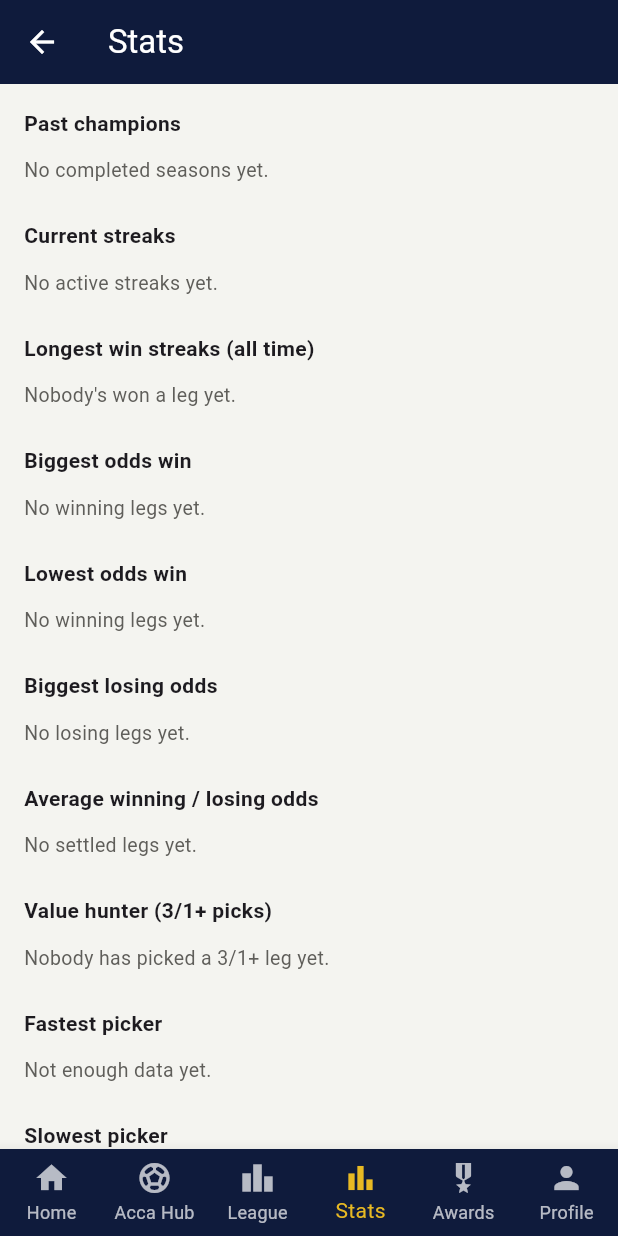
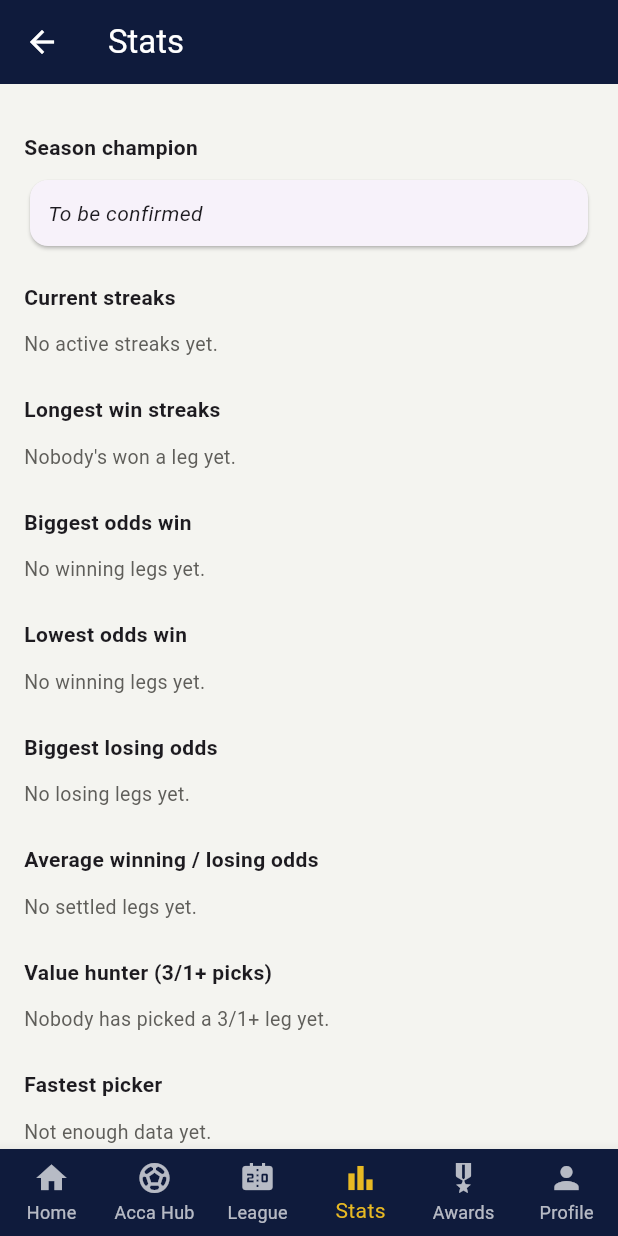
Before and after one commit to andygill4843-source/AccaCentralFlutter, a Flutter app: the MainTabScaffold screen opened directly with empty values, after a tap on "Stats", on a phone screen of 412 x 824 dp. Run offline on Flutter 3.47's test engine with Material 3 defaults, Android fonts, the phone set to English and light mode, and no system bars; our stand-ins replace cloud_firestore, firebase_auth, firebase_core, shared_preferences; accounts and stored records are empty.

Commit message:
Add League table to Home grid, update icon, fix multi-season stats and dropdown

```diff
--- a/lib/home_screen.dart
+++ b/lib/home_screen.dart
@@ -154,6 +154,14 @@ class _HomeScreenState extends State<HomeScreen> {
                         ),
                         const SizedBox(width: 12),
                         Expanded(
+                          child: _navButton(icon: Icons.scoreboard, label: 'League table', onTap: () => widget.onNavigateToTab(2)),
+                        ),
+                      ],
+                    ),
+                    const SizedBox(height: 12),
+                    Row(
+                      children: [
+                        Expanded(
                           child: _navButton(
                             icon: Icons.person,
                             label: 'Profile',
@@ -162,12 +170,15 @@ class _HomeScreenState extends State<HomeScreen> {
                             ),
                           ),
                         ),
+                        const SizedBox(width: 12),
+                        const Expanded(child: SizedBox()), // empty spacer, keeps Profile the same width as the others
                       ],
                     ),
                   ],
                 ),
     );
   }
+
   Widget _navButton({required IconData icon, required String label, required VoidCallback onTap}) {
     return InkWell(
       onTap: onTap,
--- a/lib/main_tab_scaffold.dart
+++ b/lib/main_tab_scaffold.dart
@@ -48,7 +48,7 @@ class _MainTabScaffoldState extends State<MainTabScaffold> {
         items: const [
           BottomNavigationBarItem(icon: Icon(Icons.home), label: 'Home'),
           BottomNavigationBarItem(icon: Icon(Icons.sports_soccer), label: 'Acca Hub'),
-          BottomNavigationBarItem(icon: Icon(Icons.leaderboard), label: 'League'),
+          BottomNavigationBarItem(icon: Icon(Icons.scoreboard), label: 'League'),
           BottomNavigationBarItem(icon: Icon(Icons.bar_chart), label: 'Stats'),
           BottomNavigationBarItem(icon: Icon(Icons.military_tech), label: 'Awards'),
           BottomNavigationBarItem(icon: Icon(Icons.person), label: 'Profile'),
--- a/lib/stats_screen.dart
+++ b/lib/stats_screen.dart
@@ -14,10 +14,21 @@ class StatsScreen extends StatefulWidget {
 }
 
 class _StatsScreenState extends State<StatsScreen> {
+  // Raw data, fetched once — filtering by season happens locally, no refetch.
+  List<Member> rawMembers = [];
+  List<AccumulatorLeg> rawLegs = [];
+  List<GameWeek> rawGameWeeks = [];
+  List<SeasonWinner> rawSeasonWinners = [];
+  String? teamCurrentSeason;
+
+  // Derived, recomputed whenever selectedSeason changes.
   List<LeagueTableEntry> entries = [];
   List<MemberStats> memberStats = [];
   List<(BetType, int)> betTypeCounts = [];
-  List<SeasonWinner> pastChampions = [];
+  List<String> allSeasons = [];
+  String? selectedSeason;
+  SeasonWinner? seasonChampion;
+
   bool isLoading = true;
   String? errorMessage;
 
@@ -28,34 +39,69 @@ class _StatsScreenState extends State<StatsScreen> {
   }
 
   Future<void> load() async {
+    setState(() {
+      isLoading = true;
+      errorMessage = null;
+    });
     try {
       final team = await FirestoreService.instance.fetchTeam(widget.teamId);
       final members = await FirestoreService.instance.fetchMembers(widget.teamId);
       final legs = await FirestoreService.instance.fetchLegs(widget.teamId);
       final gameWeeks = await FirestoreService.instance.fetchGameWeeks(widget.teamId);
+      final seasonWinners = await FirestoreService.instance.fetchSeasonWinners(widget.teamId);
 
-      final currentSeasonGameWeekIds = gameWeeks
-          .where((g) => g.season == team?.season)
-          .map((g) => g.id)
-          .toSet();
-      final currentSeasonLegs = legs.where((l) => currentSeasonGameWeekIds.contains(l.gameWeekId)).toList();
-      final currentSeasonGameWeeks = gameWeeks.where((g) => g.season == team?.season).toList();
+      rawMembers = members;
+      rawLegs = legs;
+      rawGameWeeks = gameWeeks;
+      rawSeasonWinners = seasonWinners;
+      teamCurrentSeason = team?.season;
 
-      final champions = await FirestoreService.instance.fetchSeasonWinners(widget.teamId);
+      selectedSeason ??= teamCurrentSeason;
 
-      setState(() {
-        entries = ScoringEngine.buildLeagueTable(members: members, legs: currentSeasonLegs);
-        memberStats = MemberStatsEngine.buildMemberStats(members: members, legs: currentSeasonLegs, gameWeeks: currentSeasonGameWeeks);
-        betTypeCounts = ScoringEngine.betTypePopularity(currentSeasonLegs);
-        pastChampions = champions;
-        isLoading = false;
-      });
+      recompute();
+
+      setState(() => isLoading = false);
     } catch (e) {
       setState(() {
         errorMessage = e.toString();
         isLoading = false;
       });
     }
+  }
+
+  void recompute() {
+    final seasonsFromGameWeeks = rawGameWeeks.map((g) => g.season).toSet();
+    final seasonsFromWinners = rawSeasonWinners.map((w) => w.season).toSet();
+    final combined = <String>{
+      ...seasonsFromGameWeeks,
+      ...seasonsFromWinners,
+      if (teamCurrentSeason != null) teamCurrentSeason!,
+    }..removeWhere((s) => s.isEmpty);
+    allSeasons = combined.toList()..sort((a, b) => b.compareTo(a)); // most recent first
+
+    final season = selectedSeason;
+    final seasonGameWeekIds = rawGameWeeks.where((g) => g.season == season).map((g) => g.id).toSet();
+    final seasonLegs = rawLegs.where((l) => seasonGameWeekIds.contains(l.gameWeekId)).toList();
+    final seasonGameWeeks = rawGameWeeks.where((g) => g.season == season).toList();
+
+    entries = ScoringEngine.buildLeagueTable(members: rawMembers, legs: seasonLegs);
+    memberStats = MemberStatsEngine.buildMemberStats(members: rawMembers, legs: seasonLegs, gameWeeks: seasonGameWeeks);
+    betTypeCounts = ScoringEngine.betTypePopularity(seasonLegs);
+
+    if (season == teamCurrentSeason) {
+      seasonChampion = null; // shown as "To be confirmed"
+    } else {
+      final match = rawSeasonWinners.where((w) => w.season == season);
+      seasonChampion = match.isNotEmpty ? match.first : null; // null here means genuinely not recorded
+    }
+  }
+
+  void onSeasonChanged(String? newSeason) {
+    if (newSeason == null) return;
+    setState(() {
+      selectedSeason = newSeason;
+      recompute();
+    });
   }
 
   List<LeagueTableEntry> get currentStreakLeaders =>
@@ -128,17 +174,47 @@ class _StatsScreenState extends State<StatsScreen> {
                   child: ListView(
                     padding: const EdgeInsets.all(16),
                     children: [
-                      _sectionHeader('Past champions'),
-                      if (pastChampions.isEmpty)
-                        _emptyNote('No completed seasons yet.')
-                      else
-                        for (final champion in pastChampions)
-                          ListTile(
-                            leading: const Icon(Icons.emoji_events, color: AccaColors.gold),
-                            title: Text(champion.winnerDisplayName),
-                            subtitle: Text(champion.season),
-                            trailing: Text('${champion.totalBasePoints} pts', style: TextStyle(color: AccaColors.textSecondary)),
+                      if (allSeasons.isNotEmpty)
+                        DropdownButtonFormField<String>(
+                          value: selectedSeason,
+                          decoration: const InputDecoration(
+                            labelText: 'Season',
+                            filled: true,
+                            fillColor: Colors.white,
+                            border: OutlineInputBorder(),
                           ),
+                          items: allSeasons
+                              .map((s) => DropdownMenuItem(value: s, child: Text(s)))
+                              .toList(),
+                          onChanged: onSeasonChanged,
+                        ),
+                      const SizedBox(height: 16),
+
+                      _sectionHeader('Season champion'),
+                      Card(
+                        child: Padding(
+                          padding: const EdgeInsets.all(12),
+                          child: selectedSeason == teamCurrentSeason
+                              ? const Text('To be confirmed', style: TextStyle(fontSize: 14, fontStyle: FontStyle.italic))
+                              : seasonChampion != null
+                                  ? Row(
+                                      children: [
+                                        const Icon(Icons.emoji_events, color: AccaColors.gold),
+                                        const SizedBox(width: 8),
+                                        Expanded(
+                                          child: Column(
+                                            crossAxisAlignment: CrossAxisAlignment.start,
+                                            children: [
+                                              Text(seasonChampion!.winnerDisplayName, style: const TextStyle(fontWeight: FontWeight.w600)),
+                                              Text('${seasonChampion!.totalBasePoints} pts', style: TextStyle(fontSize: 12, color: AccaColors.textSecondary)),
+                                            ],
+                                          ),
+                                        ),
+                                      ],
+                                    )
+                                  : const Text('Not recorded', style: TextStyle(fontSize: 14)),
+                        ),
+                      ),
                       const SizedBox(height: 20),
 
                       _sectionHeader('Current streaks'),
@@ -148,7 +224,7 @@ class _StatsScreenState extends State<StatsScreen> {
                         for (final e in currentStreakLeaders) _streakRow(e),
                       const SizedBox(height: 20),
 
-                      _sectionHeader('Longest win streaks (all time)'),
+                      _sectionHeader('Longest win streaks'),
                       if (longestStreakLeaders.isEmpty)
                         _emptyNote("Nobody's won a leg yet.")
                       else
```
Lines whose indentation alone changed are shown as unchanged.
